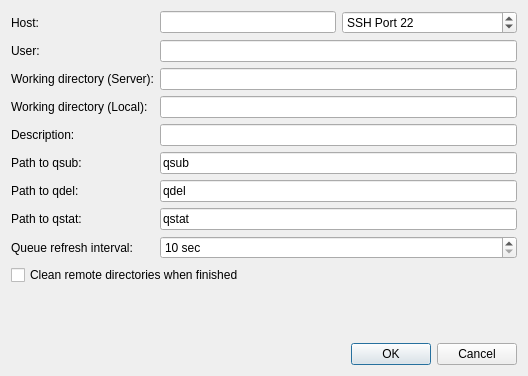
Before: the Qt Designer form src/globalsearch/queueinterfaces/pbsdialog.ui in xtalopt/XtalOpt, drawn with Qt 5.
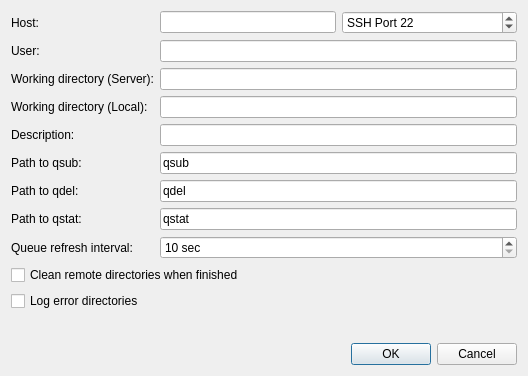
After: the same form once the commit is applied.

Commit message: Added error logging capabilities to the other queue interfaces as well.

The edit to the form file:
```diff
--- a/src/globalsearch/queueinterfaces/pbsdialog.ui
+++ b/src/globalsearch/queueinterfaces/pbsdialog.ui
@@ -239,7 +239,7 @@
      </property>
     </widget>
    </item>
-   <item row="10" column="3">
+   <item row="11" column="3">
     <spacer name="verticalSpacer">
      <property name="orientation">
       <enum>Qt::Vertical</enum>
@@ -282,6 +282,16 @@
      </property>
     </widget>
    </item>
+   <item row="10" column="0">
+    <widget class="QCheckBox" name="cb_logErrorDirs">
+     <property name="toolTip">
+      <string>&lt;html&gt;&lt;head/&gt;&lt;body&gt;&lt;p&gt;Leaves a copy of a directory in which an error occurred in &amp;lt;local_path&amp;gt;/errorDirs.&lt;/p&gt;&lt;p&gt;This can help when figuring out why an xtal fails when submitted.&lt;/p&gt;&lt;p&gt;Only keeps one copy for each xtal directory (so if an error occurred in 00001x00001 twice, the first error directory would have been overwritten by the second)&lt;/p&gt;&lt;/body&gt;&lt;/html&gt;</string>
+     </property>
+     <property name="text">
+      <string>Log error directories</string>
+     </property>
+    </widget>
+   </item>
   </layout>
  </widget>
  <tabstops>
```
Left out of the diff: 22 changed lines with no effect on the pictures. The commit also changes 12 other files.
